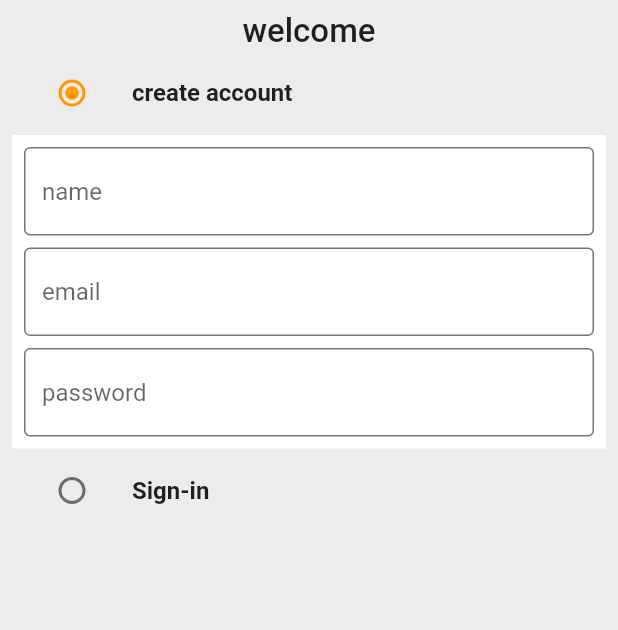
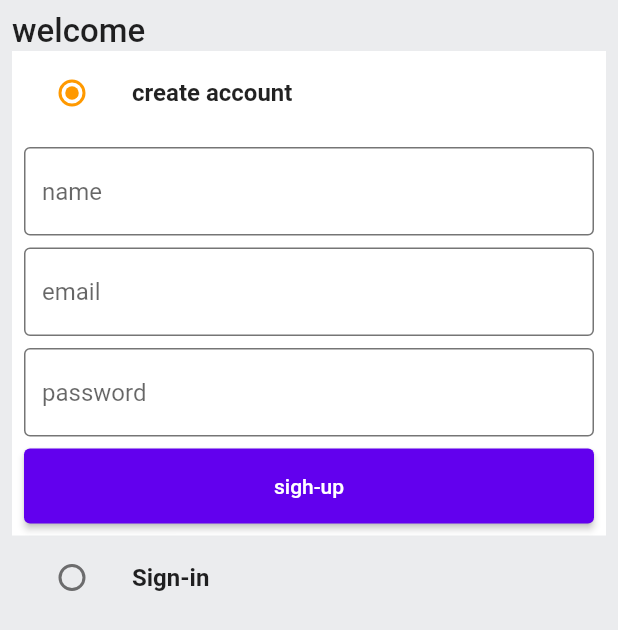
Before and after one commit to moechadSayshi/amazon_clone, a Flutter app: the screen it shows after launch, on a phone screen of 412 x 824 dp. Shown: the top 630 px of the screen. Run offline on Flutter 3.47's test engine with Material 2 defaults, Android fonts, the phone set to English and light mode, and no system bars.

Commit message:
better signin and signup screen

```diff
--- a/lib/common/widget/custom_button.dart
+++ b/lib/common/widget/custom_button.dart
@@ -1,16 +1,22 @@
 import 'package:flutter/material.dart';
 
 class CustomButton extends StatelessWidget {
-  const CustomButton({Key? key}) :super(key: key);
+  final String text;
+  final VoidCallback onTap;
+  const CustomButton({
+    Key? key,
+  required this.text,
+  required this.onTap,
+  }) :super(key: key);
 
   @override
   Widget build(BuildContext context) {
     return ElevatedButton(
       child: Text(text,),
-      onPressed: ,
+      onPressed: onTap,
       style: ElevatedButton.styleFrom(
-
-      ): ,,
+        minimumSize: const Size(double.infinity, 50),
+      ),
     );
   }
 }
--- a/lib/features/auth/screens/auth_screen.dart
+++ b/lib/features/auth/screens/auth_screen.dart
@@ -1,4 +1,5 @@
 import 'package:flutter/material.dart';
+import 'package:some_thing123/common/widget/custom_button.dart';
 import 'package:some_thing123/common/widget/custom_textfield.dart';
 import 'package:some_thing123/constants/global_variables.dart';
 
@@ -40,6 +41,7 @@ class _AuthScreenState extends State<AuthScreen> {
         child: Padding(
           padding: const EdgeInsets.all(8.0),
           child: Column(
+            crossAxisAlignment: CrossAxisAlignment.start,
           children:  [
             const Text('welcome', style: TextStyle(
               fontSize: 22,
@@ -47,6 +49,9 @@ class _AuthScreenState extends State<AuthScreen> {
             ),
             ),
             ListTile(
+              tileColor: _auth == Auth.signup
+              ? Globalvariables.backgroundColor
+              : Globalvariables.greyBackgroundCOlor,
               title: const Text('create account', style: TextStyle(
                 fontWeight: FontWeight.bold,
               ),
@@ -85,14 +90,17 @@ class _AuthScreenState extends State<AuthScreen> {
                       controller: _passwordController,
                       hintText: 'password',
                       ),
+                      const SizedBox( height: 8,),
+                      CustomButton(text: 'sigh-up', onTap: () {})
                   ],
 
                 ),
-
-
               ),
             ),
             ListTile(
+                tileColor: _auth == Auth.signin
+              ? Globalvariables.backgroundColor
+              : Globalvariables.greyBackgroundCOlor,
               title: const Text('Sign-in ', style: TextStyle(
                 fontWeight: FontWeight.bold,
               ),
@@ -108,6 +116,32 @@ class _AuthScreenState extends State<AuthScreen> {
                 }
               ),
             ),
+            if(_auth == Auth.signin)
+            Container(
+              padding: const EdgeInsets.all(8),
+              color: Globalvariables.backgroundColor,
+              child: Form(
+                key: _signUpFormKey,
+                child: Column(
+                  children: [
+                      const SizedBox( height: 8,),
+
+                    CustomTextfield(
+                      controller: _emailController,
+                      hintText: 'email',
+                      ),
+                      const SizedBox( height: 8,),
+                       CustomTextfield(
+                      controller: _passwordController,
+                      hintText: 'password',
+                      ),
+                      const SizedBox( height: 8,),
+                      CustomButton(text: 'sigh-in', onTap: () {}),
+                  ],
+
+                ),
+              ),
+            ),
           ],
       ),
         ),
```
